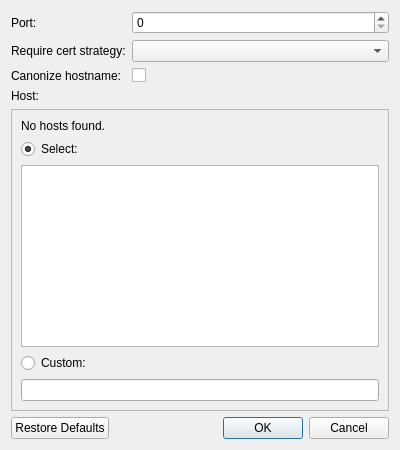
Before: the Qt Designer form src/admc/connection_options_dialog.ui in altlinux/admc, drawn with Qt 5.
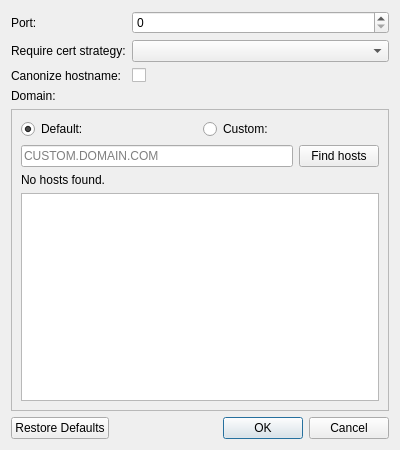
After: the same form once the commit is applied. Icons and pictures are not drawn.

Commit message:
Domain changing from default to custom and vice versa.
Connection options dialog's ui is changed. Option to switch between
default (from credential kerberos cache) and custom domains is added.

```diff
--- a/src/admc/connection_options_dialog.ui
+++ b/src/admc/connection_options_dialog.ui
@@ -57,7 +57,7 @@
      <item>
       <widget class="QLabel" name="label">
        <property name="text">
-        <string>Host:</string>
+        <string>Domain:</string>
        </property>
       </widget>
      </item>
@@ -70,6 +70,63 @@
         <enum>QFrame::Raised</enum>
        </property>
        <layout class="QVBoxLayout" name="verticalLayout_4">
+        <item>
+         <layout class="QHBoxLayout" name="horizontalLayout">
+          <property name="bottomMargin">
+           <number>0</number>
+          </property>
+          <item>
+           <widget class="QRadioButton" name="host_default_button">
+            <property name="toolTip">
+             <string>Get hosts from default kerberos credential cache.</string>
+            </property>
+            <property name="text">
+             <string>Default:</string>
+            </property>
+            <property name="checked">
+             <bool>true</bool>
+            </property>
+           </widget>
+          </item>
+          <item>
+           <widget class="QRadioButton" name="host_custom_button">
+            <property name="toolTip">
+             <string>Get custom domain hosts.</string>
+            </property>
+            <property name="text">
+             <string>Custom:</string>
+            </property>
+            <property name="checked">
+             <bool>false</bool>
+            </property>
+           </widget>
+          </item>
+         </layout>
+        </item>
+        <item>
+         <layout class="QHBoxLayout" name="horizontalLayout_2">
+          <property name="bottomMargin">
+           <number>0</number>
+          </property>
+          <item>
+           <widget class="QLineEdit" name="domain_custom_edit">
+            <property name="placeholderText">
+             <string>CUSTOM.DOMAIN.COM</string>
+            </property>
+           </widget>
+          </item>
+          <item>
+           <widget class="QPushButton" name="get_hosts_button">
+            <property name="text">
+             <string>Find hosts</string>
+            </property>
+            <property name="icon">
+             <iconset theme="find"/>
+            </property>
+           </widget>
+          </item>
+         </layout>
+        </item>
         <item>
          <widget class="QLabel" name="host_warning_label">
           <property name="text">
@@ -80,29 +137,9 @@
           </property>
          </widget>
         </item>
-        <item>
-         <widget class="QRadioButton" name="host_select_button">
-          <property name="text">
-           <string>Select:</string>
-          </property>
-          <property name="checked">
-           <bool>true</bool>
-          </property>
-         </widget>
-        </item>
         <item>
          <widget class="QListWidget" name="host_select_list"/>
         </item>
-        <item>
-         <widget class="QRadioButton" name="host_custom_button">
-          <property name="text">
-           <string>Custom:</string>
-          </property>
-         </widget>
-        </item>
-        <item>
-         <widget class="QLineEdit" name="host_custom_edit"/>
-        </item>
        </layout>
       </widget>
      </item>
```
The commit also changes 12 other files.
